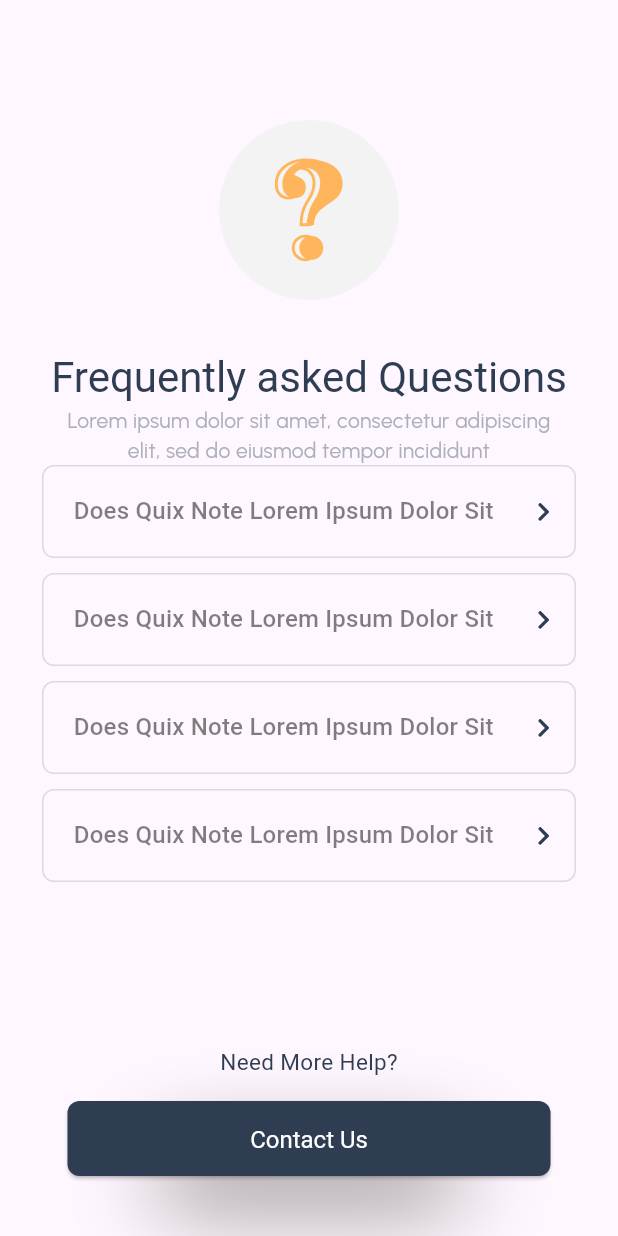
After one commit to saqibsattar03/quixnote-app, a Flutter app: the FaqPage screen opened directly, on a phone screen of 412 x 824 dp. The commit adds this screen. Run offline on Flutter 3.47's test engine with Material 2 defaults, Android fonts, the phone set to English and light mode, and no system bars; our stand-ins replace flutter_svg, shared_preferences, smooth_page_indicator; missing offline and left inert: otp_pin_field; accounts and stored records are empty; Roboto replaces fonts that are missing (urbanistSemiBold); project files that could hold a hidden picture were left out.

Commit message:
implemented pages
success page
faq page

```diff
--- a/lib/src/app.dart
+++ b/lib/src/app.dart
@@ -1,6 +1,7 @@
 import 'package:flutter/material.dart';
 import 'package:flutter/services.dart';
 import 'package:quix_note/src/base/app_theme.dart';
+import 'package:quix_note/src/components/notes/faq_page.dart';
 import 'package:quix_note/src/components/notes/notes_page.dart';
 import 'package:quix_note/src/components/on_boarding/on_boarding.dart';
 import 'package:quix_note/src/components/sign_up/social_auth.dart';
@@ -28,7 +29,7 @@ class MyApp extends StatelessWidget {
         debugShowCheckedModeBanner: false,
         title: 'Quix Note',
         theme: AppThemes.light,
-        home: AppData.getOnBoardingValue() ? const SocialAuth() : const OnBoardView());
+        home: AppData.getOnBoardingValue() ? const FaqPage() : const OnBoardView());
 
   }
 }
--- /dev/null
+++ b/lib/src/components/notes/faq_page.dart
@@ -0,0 +1,108 @@
+import 'package:flutter/material.dart';
+import 'package:flutter_svg/svg.dart';
+import 'package:quix_note/src/utils/app_fonts.dart';
+
+import '../../utils/app_colors.dart';
+import '../../utils/app_images.dart';
+import '../../widgets/app_button.dart';
+
+class FaqPage extends StatelessWidget {
+  const FaqPage({super.key});
+
+  @override
+  Widget build(BuildContext context) {
+    final textTheme = Theme.of(context).textTheme;
+    return Scaffold(
+      body: SizedBox(
+        width: double.infinity,
+        child: Padding(
+          padding: const EdgeInsets.only(top: 80),
+          child: Column(
+            mainAxisAlignment: MainAxisAlignment.center,
+            crossAxisAlignment: CrossAxisAlignment.center,
+            children: [
+              CircleAvatar(
+                backgroundColor: AppColors.extraLightGrey,
+                radius: 60,
+                child: SvgPicture.asset(AppImages.questionMarkIcon),
+              ),
+              const SizedBox(
+                height: 34,
+              ),
+              Text(
+                "Frequently asked Questions",
+                style: textTheme.titleLarge!.copyWith(fontSize: 28),
+              ),
+              Padding(
+                padding: const EdgeInsets.symmetric(horizontal: 43),
+                child: Text(
+                  "Lorem ipsum dolor sit amet, consectetur adipiscing elit, sed do eiusmod tempor incididunt",
+                  style: textTheme.bodyMedium!.copyWith(
+                    fontSize: 14,
+                    fontWeight: FontWeight.w500,
+                    color: AppColors.lightGrey,
+                  ),
+                  textAlign: TextAlign.center,
+                ),
+              ),
+              Expanded(
+                child: ListView.separated(
+                  itemBuilder: (context, index) => Container(
+                    margin: const EdgeInsets.symmetric(horizontal: 28),
+                    decoration: BoxDecoration(
+                      border: Border.all(color: AppColors.dividerGrey),
+                      borderRadius: BorderRadius.circular(8),
+                    ),
+                    child: Padding(
+                      padding: const EdgeInsets.symmetric(
+                          horizontal: 16, vertical: 18),
+                      child: Row(
+                        mainAxisAlignment: MainAxisAlignment.spaceBetween,
+                        children: [
+                          Text(
+                            " Does Quix Note Lorem Ipsum Dolor Sit ",
+                            style: textTheme.titleMedium!.copyWith(
+                                fontSize: 16,
+                                fontFamily: AppFonts.urbanistSemiBold),
+                          ),
+                          SvgPicture.asset(AppImages.chevronRight)
+                        ],
+                      ),
+                    ),
+                  ),
+                  separatorBuilder: (context, index) =>
+                      const SizedBox(height: 10),
+                  // Adjust the height as needed
+                  itemCount: 4,
+                ),
+              ),
+              Text(
+                'Need More Help?',
+                style: textTheme.bodyMedium!.copyWith(
+                    fontSize: 15, fontFamily: AppFonts.urbanistSemiBold),
+              ),
+              const SizedBox(
+                height: 16,
+              ),
+              Padding(
+                padding: const EdgeInsets.symmetric(horizontal: 45),
+                child: AppButton(
+                  buttonSize: const Size(double.infinity, 50),
+                  onPressed: () {
+                    // Navigator.push(
+                    //   context,
+                    //   MaterialPageRoute(
+                    //       builder: (context) => const VerifyEmailScreen()),
+                    // );
+                  },
+                  buttonTitle: 'Contact Us',
+                ),
+              ),
+              const SizedBox(height: 40),
+            ],
+          ),
+        ),
+      ),
+    );
+  }
+}
--- a/lib/src/components/on_boarding/on_boarding.dart
+++ b/lib/src/components/on_boarding/on_boarding.dart
@@ -2,6 +2,7 @@ import 'package:flutter/material.dart';
 import 'package:flutter_svg/flutter_svg.dart';
 import 'package:quix_note/src/components/home/home_page.dart';
 import 'package:quix_note/src/components/on_boarding/widgets/on_boarding_layout.dart';
+import 'package:quix_note/src/components/sign_up/social_auth.dart';
 import 'package:quix_note/src/utils/app_colors.dart';
 import 'package:quix_note/src/utils/app_images.dart';
 import 'package:smooth_page_indicator/smooth_page_indicator.dart';
@@ -152,7 +153,7 @@ class _OnBoardViewState extends State<OnBoardView> {
                               context,
                               MaterialPageRoute(
                                   builder: (BuildContext context) =>
-                                      const HomePage()),
+                                      const SocialAuth()),
                               (Route<dynamic> route) => false);
                         }
                       },
--- a/lib/src/utils/app_colors.dart
+++ b/lib/src/utils/app_colors.dart
@@ -9,6 +9,4 @@ class AppColors {
   static const darkGrey = Color(0xff808B95);
   static const darkTeal = Color(0xff2E3D51);
   static const dividerGrey = Color(0xffDBDBDB);
-
-
 }
--- a/lib/src/utils/app_images.dart
+++ b/lib/src/utils/app_images.dart
@@ -11,4 +11,9 @@ class AppImages {
   static const googleSvgIcon = 'assets/images/google.svg';
   static const gmailSvgIcon = 'assets/images/gmail.svg';
   static const appleSvgIcon = 'assets/images/apple.svg';
+  static const stopwatchIcon = 'assets/icons/stopwatch.svg';
+  static const successBackground = 'assets/images/bg_success.png';
+  static const successIcon = 'assets/icons/success.svg';
+  static const questionMarkIcon = 'assets/icons/question_mark.svg';
+  static const chevronRight = 'assets/icons/chevron_right.svg';
 }
--- a/lib/src/widgets/app_button.dart
+++ b/lib/src/widgets/app_button.dart
@@ -21,6 +21,7 @@ class AppButton extends StatelessWidget {
   Widget build(BuildContext context) {
     final textTheme = Theme.of(context).textTheme;
     return Stack(
+      alignment: Alignment.center,
       children: [
         Padding(
           padding: const EdgeInsets.only(top: 10),
@@ -67,12 +68,13 @@ class AppButton extends StatelessWidget {
                     color: Colors.white,
                   ),
                 ),
-                const SizedBox(width: 10),
                 if (iconData != null)
+            ... [   const SizedBox(width: 10),
+
                   Icon(
                     iconData,
                     color: Colors.white,
-                  )
+                  )]
               ],
             ),
           ),
```
Also changed, not shown: lib/src/components/sign_up/auth/success.dart (added, +50 -0 lines), lib/src/components/sign_up/auth/verify_email.dart (+56 -5 lines), assets/icons/chevron_right.svg (added), assets/icons/question_mark.svg (added), assets/icons/stopwatch.svg (added), assets/icons/success.svg (added), assets/images/bg_success.png (added).
